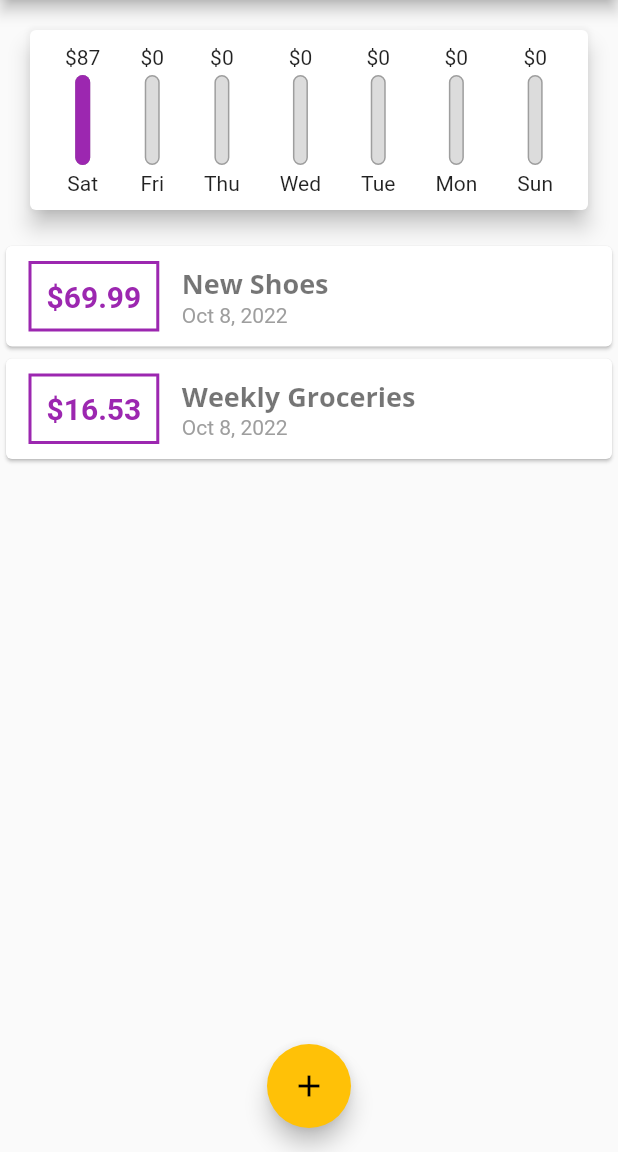
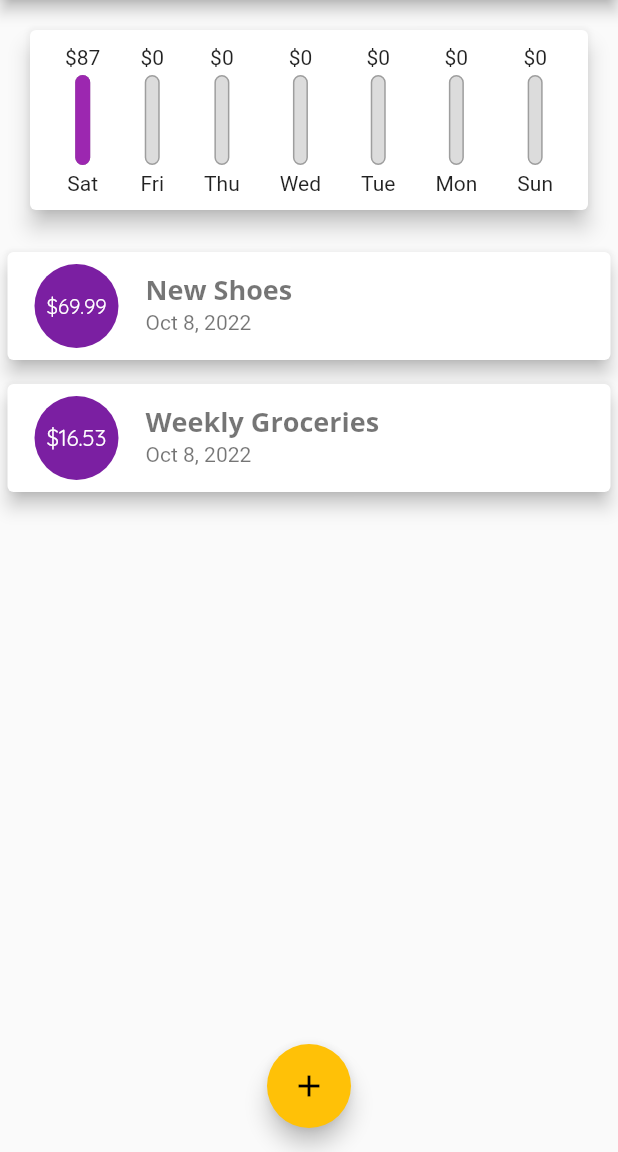
Before and after one commit to hamzahabdo/persoal_expenses, a Flutter app: the screen it shows after launch, on a phone screen of 412 x 824 dp, the part 84-1236 px from its top. Run offline on Flutter 3.47's test engine with Material 2 defaults, Android fonts, the phone set to English and light mode, and no system bars.

```diff
--- a/lib/widgets/transaction_list.dart
+++ b/lib/widgets/transaction_list.dart
@@ -34,36 +34,25 @@
               itemCount: transactions.length,
               itemBuilder: (ctx, index) {
                 return Card(
-                  child: Row(children: [
-                    Container(
-                      margin:
-                          EdgeInsets.symmetric(horizontal: 15, vertical: 10),
-                      decoration: BoxDecoration(
-                          border: Border.all(
-                              color: Theme.of(context).primaryColor, width: 2)),
-                      padding: EdgeInsets.all(10),
-                      child: Text(
-                        '\$${transactions[index].amount}',
-                        style: TextStyle(
-                            fontWeight: FontWeight.bold,
-                            fontSize: 20,
-                            color: Theme.of(context).primaryColor),
+                  elevation: 5,
+                  margin: EdgeInsets.symmetric(vertical: 8, horizontal: 5),
+                  child: ListTile(
+                    leading: CircleAvatar(
+                      radius: 30,
+                      child: Padding(
+                        padding: EdgeInsets.all(10),
+                        child: FittedBox(
+                          child: Text('\$${transactions[index].amount}'),
+                        ),
                       ),
                     ),
-                    Column(
-                      crossAxisAlignment: CrossAxisAlignment.start,
-                      children: [
-                        Text(
-                          transactions[index].title,
-                          style: Theme.of(context).textTheme.headline1,
-                        ),
-                        Text(
-                          DateFormat.yMMMd().format(transactions[index].date),
-                          style: TextStyle(color: Colors.grey),
-                        ),
-                      ],
+                    title: Text(
+                      transactions[index].title,
+                      style: Theme.of(context).textTheme.headline1,
                     ),
-                  ]),
+                    subtitle: Text(
+                        DateFormat.yMMMd().format(transactions[index].date)),
+                  ),
                 );
               },
             ),
```
